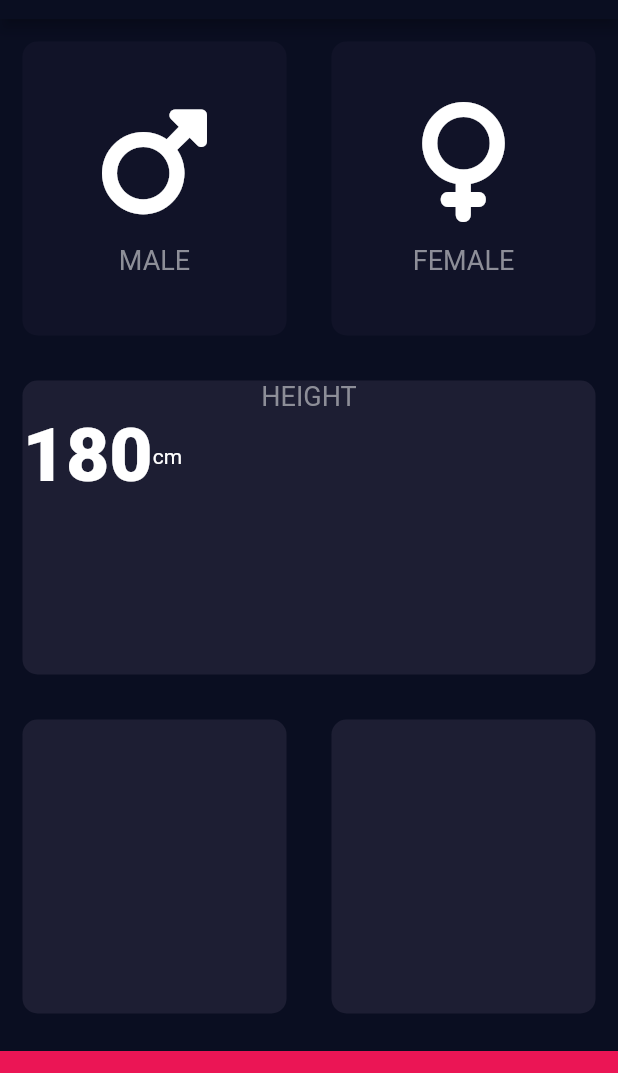
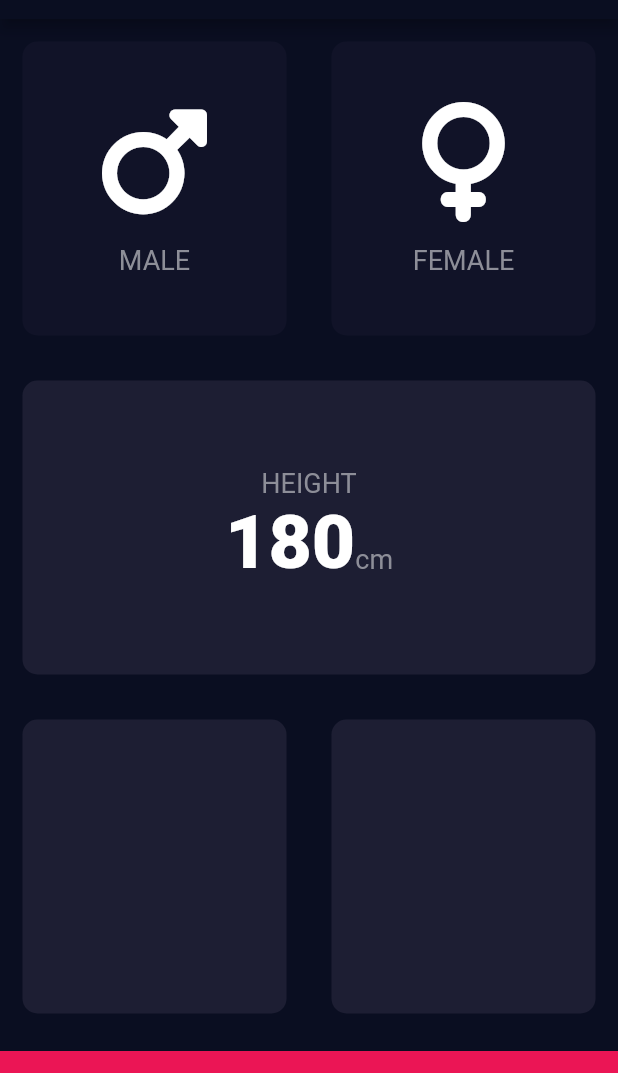
Before and after one commit to juriaCardozo/BMI-calculator, a Flutter app: the screen it shows after launch, on a phone screen of 412 x 824 dp, the part 65-1138 px from its top. Run offline on Flutter 3.47's test engine with Material 2 defaults, Android fonts, the phone set to English and light mode, and no system bars; our stand-ins replace font_awesome_flutter.

Commit message:
Adding a baseline

```diff
--- a/lib/constants.dart
+++ b/lib/constants.dart
@@ -10,4 +10,4 @@ const kLabelTextStyle = TextStyle(
   color: Color(0xFF8D8E98),
 );
 
-const kBoldTextStyle = TextStyle(fontSize: 50.0, fontWeight: FontWeight.w900);
+const kNumberTextStyle = TextStyle(fontSize: 50.0, fontWeight: FontWeight.w900);
--- a/lib/input_page.dart
+++ b/lib/input_page.dart
@@ -67,18 +67,25 @@ class _InputPageState extends State<InputPage> {
           child: ReusableCard(
               colour: kActiveCardColour,
               cardChild: Column(
+                mainAxisAlignment: MainAxisAlignment.center,
                 children: [
                   Text(
                     'HEIGHT',
                     style: kLabelTextStyle,
                   ),
                   Row(
+                    mainAxisAlignment: MainAxisAlignment.center,
+                    crossAxisAlignment: CrossAxisAlignment.baseline,
+                    textBaseline: TextBaseline.alphabetic,
                     children: [
                       Text(
                         '180',
-                        style: kBoldTextStyle,
+                        style: kNumberTextStyle,
                       ),
-                      Text('cm'),
+                      Text(
+                        'cm',
+                        style: kLabelTextStyle,
+                      ),
                     ],
                   )
                 ],
```
